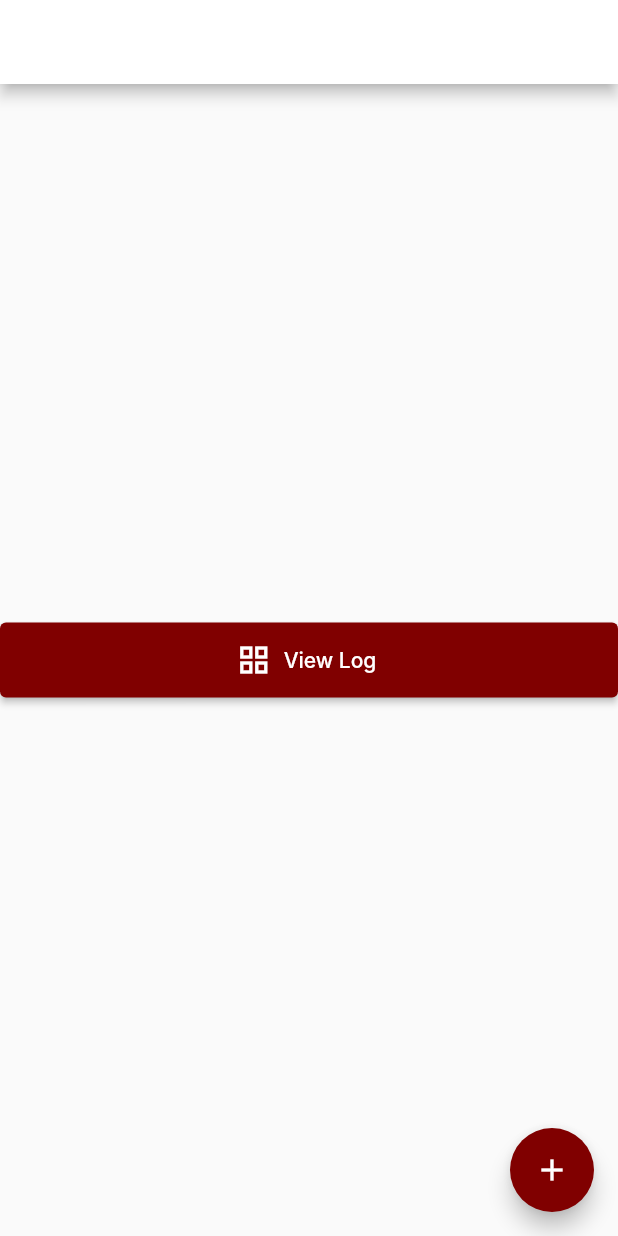
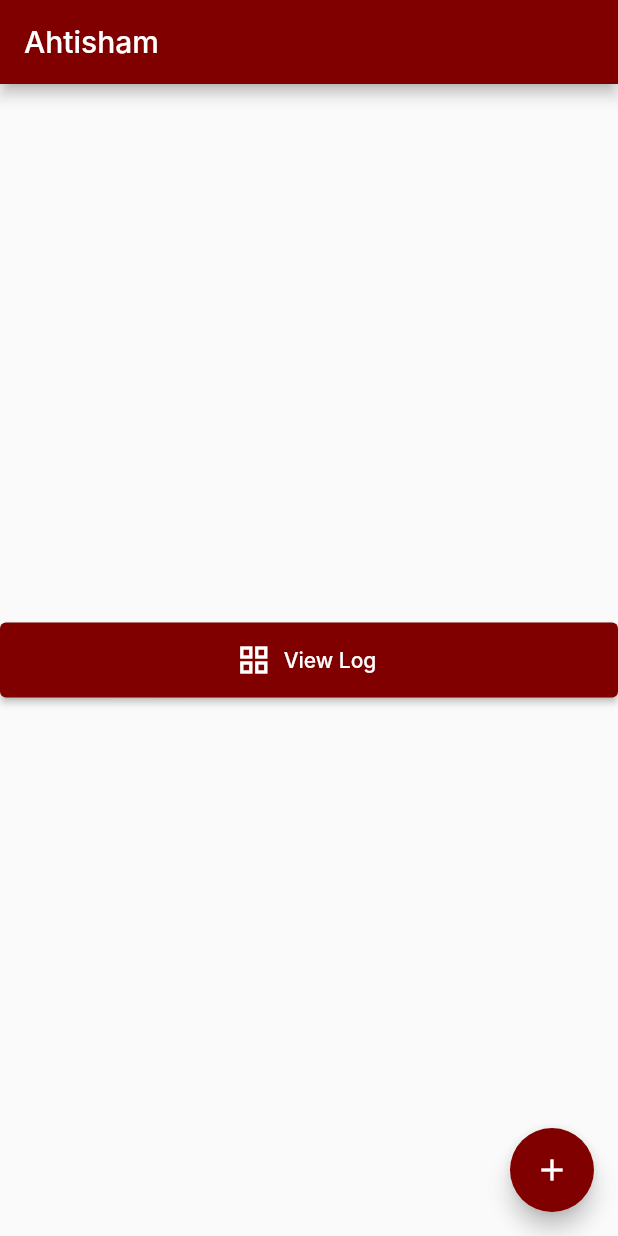
Before and after one commit to Ahtisham-1214/Log-System-Flutter, a Flutter app: the HomeScreen screen opened directly, on a phone screen of 412 x 824 dp. Run offline on Flutter 3.47's test engine with Material 3 defaults, Android fonts, the phone set to English and light mode, and no system bars; our stand-ins replace sqflite; accounts and stored records are empty; Roboto replaces fonts that are missing (Inter).

Commit message:
Remove code which bloack the theme

```diff
--- a/lib/View/home_screen.dart
+++ b/lib/View/home_screen.dart
@@ -2,18 +2,6 @@
 
 import 'add_log.dart';
 import 'view_log.dart';
-
-@override
-Widget build(BuildContext context) {
-  return MaterialApp(
-    title: 'Flutter Demo',
-    theme: ThemeData(
-
-      colorScheme: ColorScheme.fromSeed(seedColor: Colors.greenAccent),
-    ),
-    home: const HomeScreen(title: 'Welcome to Aror Log System'),
-  );
-}
 
 
 class HomeScreen extends StatefulWidget {
@@ -35,8 +23,7 @@
       appBar: AppBar(
         backgroundColor: Theme
             .of(context)
-            .colorScheme
-            .inversePrimary,
+            .primaryColor,
         title: Text(widget.title),
       ),
       body: Center(
```
